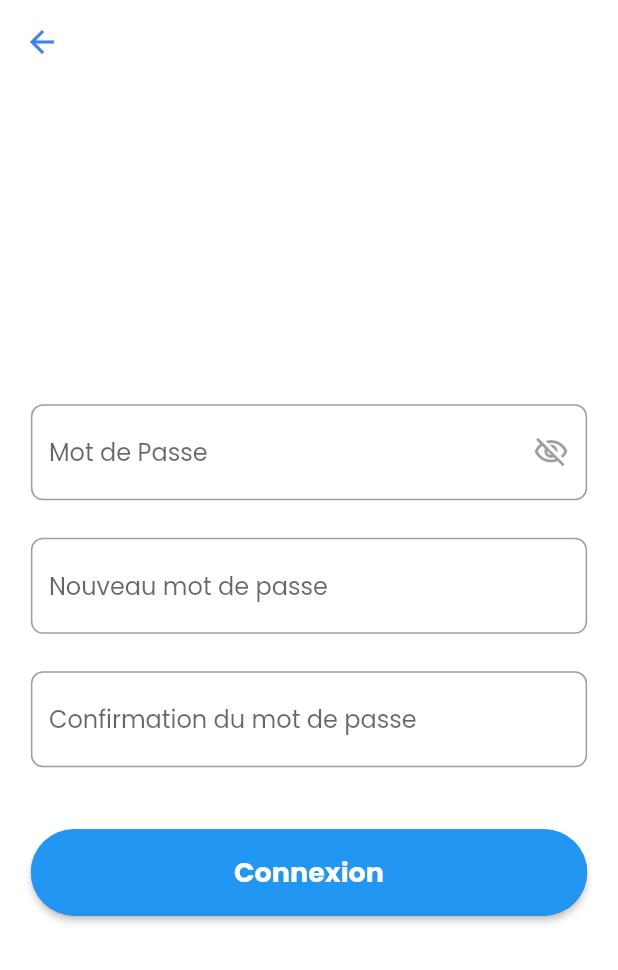
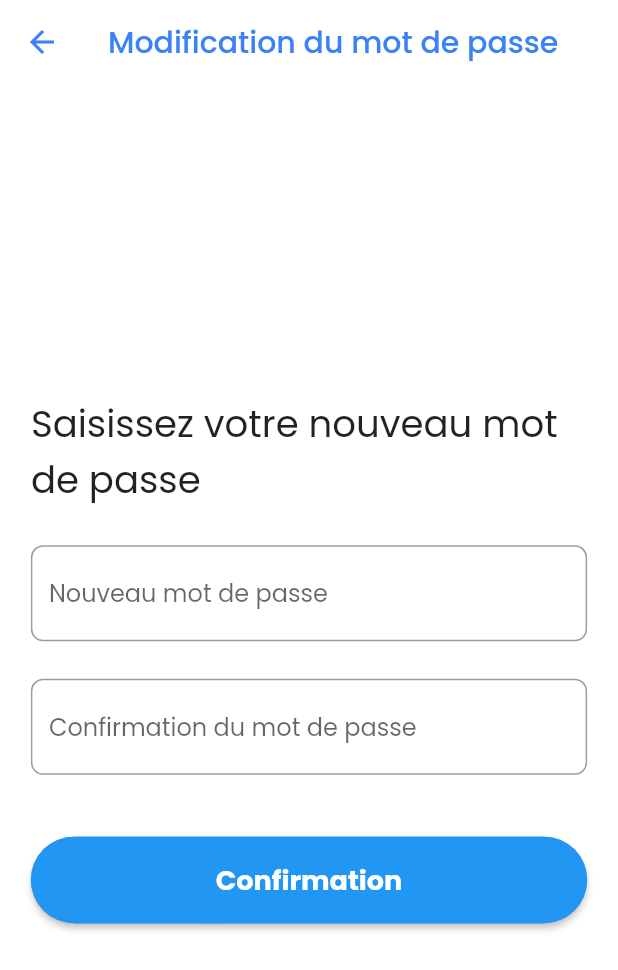
Before and after one commit to graceyaob/doctrosso, a Flutter app: the screen it shows after launch, after a tap on "Connexion", on a phone screen of 412 x 824 dp. Shown: the top 970 px of the screen. Run offline on Flutter 3.47's test engine with Material 2 defaults, Android fonts, the phone set to English and light mode, and no system bars; our stand-ins replace flutter_svg, font_awesome_flutter, google_fonts, image_picker, ionicons.

Commit message:
Mise à jour de modif_MDP.dart

```diff
--- a/lib/components/connexion/modifier_MDP.dart
+++ b/lib/components/connexion/modifier_MDP.dart
@@ -12,7 +12,7 @@ class LoginModif extends StatefulWidget {
 class _LoginModifState extends State<LoginModif> {
   final _formKey = GlobalKey<FormState>();
   final _nouveauPasswordController = TextEditingController();
-  final _ancienpasswordController = TextEditingController();
+
   final _configPasswordController = TextEditingController();
   bool osbcurePass = true;
 
@@ -20,7 +20,9 @@ class _LoginModifState extends State<LoginModif> {
   Widget build(BuildContext context) {
     double largeur = MediaQuery.of(context).size.width;
     return Scaffold(
-        appBar: AppBar(),
+        appBar: AppBar(
+          title: Text("Modification du mot de passe"),
+        ),
         body: Center(
             child: SingleChildScrollView(
           child: Padding(
@@ -28,33 +30,36 @@ class _LoginModifState extends State<LoginModif> {
             child: Form(
               key: _formKey,
               child: Column(
-                mainAxisAlignment: MainAxisAlignment.center,
-                crossAxisAlignment: CrossAxisAlignment.start,
+                mainAxisAlignment: MainAxisAlignment.start,
                 children: [
                   // formulaire de connexion
-
-                  password(_ancienpasswordController, "Mot de Passe",
-                      "Entrer le mot de passe ", true),
+                  Text(
+                    "Saisissez votre nouveau mot de passe ",
+                    style: TextStyle(fontSize: Config.widthSize * 0.06),
+                  ),
 
                   Config.spaceSmall,
-                  password(_nouveauPasswordController, "Nouveau mot de passe",
-                      "Entrer le nouveau mot de passe", false),
+                  password(
+                    _nouveauPasswordController,
+                    "Nouveau mot de passe",
+                    "Entrer le nouveau mot de passe",
+                  ),
                   Config.spaceSmall,
                   password(
                     _configPasswordController,
                     "Confirmation du mot de passe",
                     "Confirmer le mot de passe",
-                      false),
+                  ),
                   Config.spaceMeduim,
 
                   // login button
 
                   Button(
                     width: double.infinity,
-                    title: "Connexion",
+                    title: "Confirmation",
                     disable: false,
                     onPressed: () {
-                      Navigator.of(context).pushNamed("verification");
+                      Navigator.of(context).pushNamed("modifInfo");
                     },
                   ),
                 ],
@@ -64,8 +69,8 @@ class _LoginModifState extends State<LoginModif> {
         )));
   }
 
-  Widget password(TextEditingController controller, String label,
-      String hintText, bool suffixIcon) {
+  Widget password(
+      TextEditingController controller, String label, String hintText) {
     return TextFormField(
         controller: controller,
         keyboardType: TextInputType.visiblePassword,
@@ -79,23 +84,6 @@ class _LoginModifState extends State<LoginModif> {
           hintText: hintText,
           labelText: label,
           alignLabelWithHint: true,
-          suffixIcon: suffixIcon
-              ? IconButton(
-                  onPressed: () {
-                    setState(() {
-                      osbcurePass = !osbcurePass;
-                    });
-                  },
-                  icon: osbcurePass
-                      ? const Icon(
-                          Icons.visibility_off_outlined,
-                          color: Colors.black38,
-                        )
-                      : const Icon(
-                          Icons.visibility_outlined,
-                          color: Config.couleurPrincipale,
-                        ))
-              : null),
-    );
+        ));
   }
 }
--- a/lib/components/profil/login_form_profil.dart
+++ b/lib/components/profil/login_form_profil.dart
@@ -28,6 +28,7 @@ class _LoginFormProfilState extends State<LoginFormProfil> {
 
   @override
   Widget build(BuildContext context) {
+    // utiliser
     return LayoutBuilder(
         builder: (BuildContext context, BoxConstraints constraints) {
       return Padding(
--- a/lib/main.dart
+++ b/lib/main.dart
@@ -1,11 +1,8 @@
 import 'package:doctrosso/components/connexion/modifier_MDP.dart';
 import 'package:doctrosso/components/rendez-vous/appoint.dart';
-import 'package:doctrosso/pages/connexion.dart';
 import 'package:doctrosso/pages/containerApp.dart';
-import 'package:doctrosso/pages/home.dart';
 import 'package:doctrosso/pages/login.dart';
-import 'package:doctrosso/pages/profil.dart';
-import 'package:doctrosso/pages/verificationInfo.dart';
+import 'package:doctrosso/pages/modifInfo.dart';
 import 'package:doctrosso/utils/config.dart';
 import 'package:flutter/material.dart';
 import 'package:google_fonts/google_fonts.dart';
@@ -34,10 +31,6 @@ class MyApp extends StatelessWidget {
           ),
           inputDecorationTheme: const InputDecorationTheme(
               focusColor: Config.couleurPrincipale,
-              //border: Config.outLinedBorder,
-              //focusedBorder: Config.focusBorder,
-              //errorBorder: Config.errorBorder,
-              //enabledBorder: Config.outLinedBorder,
               floatingLabelStyle: TextStyle(color: Config.couleurPrincipale)),
           scaffoldBackgroundColor: Colors.white,
           bottomNavigationBarTheme: BottomNavigationBarThemeData(
@@ -51,13 +44,9 @@ class MyApp extends StatelessWidget {
       initialRoute: '/',
       routes: {
         '/': (context) => const AuthPageState(),
-        'verification': (context) => const VerificationInfo(),
         'main': (context) => const ContainerApp(),
         'modifier': (context) => const LoginModif(),
-        'profil': (context) => const Profil(
-              visibility: false,
-              write: true,
-            ),
+        'modifInfo': (context) => const ModiInfo(),
         'calendrier': (context) => const AppointListeApp()
       },
     );
```
Also changed, not shown: lib/components/champsSelection.dart (added, +80 -0 lines), lib/pages/modifInfo.dart (added, +121 -0 lines), lib/pages/profil.dart (+3 -10 lines), lib/pages/verificationInfo.dart (deleted, +0 -93 lines). Lines whose indentation alone changed are shown as unchanged.
